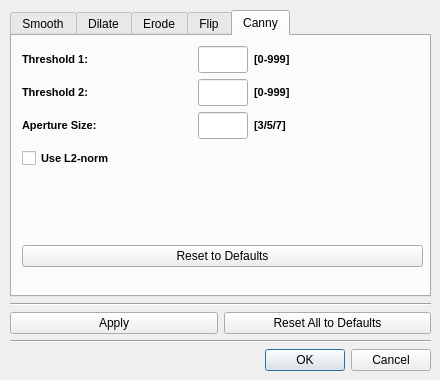
Qt form src/ImageProcessingSettingsDialog.ui (PHAMNIIT147/counter.car.qt.muiltithread) before a commit.
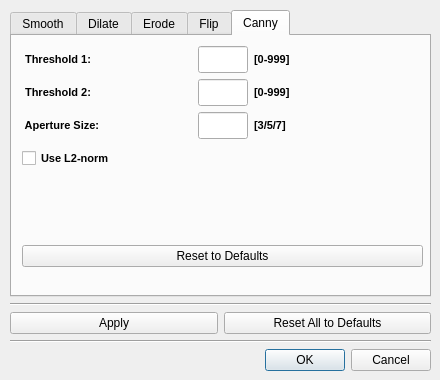
The same form after that commit.

```diff
--- a/src/ImageProcessingSettingsDialog.ui
+++ b/src/ImageProcessingSettingsDialog.ui
@@ -933,7 +933,7 @@
               </font>
              </property>
              <property name="text">
-              <string>Threshold 1:</string>
+              <string> Threshold 1:</string>
              </property>
             </widget>
            </item>
@@ -1004,7 +1004,7 @@
               </font>
              </property>
              <property name="text">
-              <string>Threshold 2:</string>
+              <string> Threshold 2:</string>
              </property>
             </widget>
            </item>
@@ -1075,7 +1075,7 @@
               </font>
              </property>
              <property name="text">
-              <string>Aperture Size:</string>
+              <string> Aperture Size:</string>
              </property>
             </widget>
            </item>
```
Left out of the diff: 2 changed lines with no effect on the pictures.
